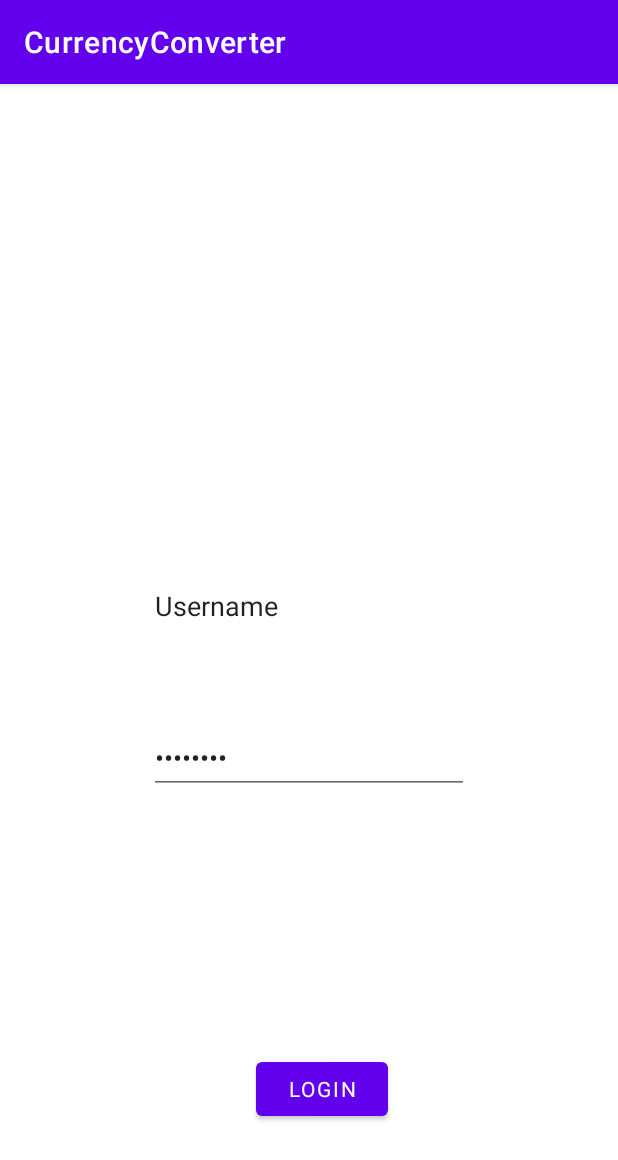
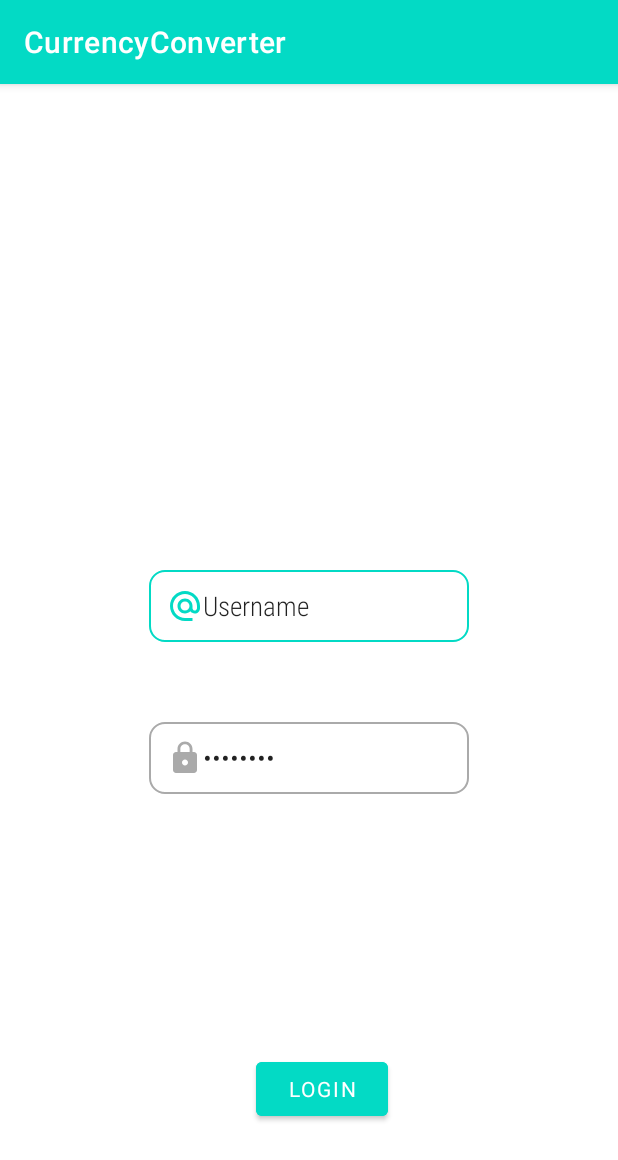
Before and after one commit to elitek7/csc498_currency_converter, an Android app: the screen it shows after launch (MainActivity), on a phone screen of 412 x 824 dp. Shown: the top 1160 px of the screen. Run offline under Robolectric (Android 15) with nearby library versions, the phone set to English and light mode, and no system bars.

Commit message:
login page done

```diff
--- a/app/src/main/java/com/edevs/currencyconverter/MainActivity.java
+++ b/app/src/main/java/com/edevs/currencyconverter/MainActivity.java
@@ -3,6 +3,7 @@ package com.edevs.currencyconverter;
 import androidx.appcompat.app.AppCompatActivity;
 
 import android.content.Intent;
+import android.graphics.drawable.ColorDrawable;
 import android.os.Bundle;
 import android.view.View;
 import android.widget.EditText;
@@ -14,6 +15,7 @@ public class MainActivity extends AppCompatActivity {
     protected void onCreate(Bundle savedInstanceState) {
         super.onCreate(savedInstanceState);
         setContentView(R.layout.activity_main);
+        getSupportActionBar().setBackgroundDrawable(new ColorDrawable(getResources().getColor(R.color.teal_200)));
 
     }
 
--- /dev/null
+++ b/app/src/main/res/drawable-v24/ic_email_focused.xml
@@ -0,0 +1,7 @@
+<vector android:height="24dp" android:tint="@color/teal_200"
+    android:viewportHeight="24" android:viewportWidth="24"
+    android:width="24dp" xmlns:android="http://schemas.android.com/apk/res/android">
+    <path
+        android:fillColor="@android:color/darker_gray"
+        android:pathData="M12,2C6.48,2 2,6.48 2,12s4.48,10 10,10h5v-2h-5c-4.34,0 -8,-3.66 -8,-8s3.66,-8 8,-8 8,3.66 8,8v1.43c0,0.79 -0.71,1.57 -1.5,1.57s-1.5,-0.78 -1.5,-1.57L17,12c0,-2.76 -2.24,-5 -5,-5s-5,2.24 -5,5 2.24,5 5,5c1.38,0 2.64,-0.56 3.54,-1.47 0.65,0.89 1.77,1.47 2.96,1.47 1.97,0 3.5,-1.6 3.5,-3.57L22,12c0,-5.52 -4.48,-10 -10,-10zM12,15c-1.66,0 -3,-1.34 -3,-3s1.34,-3 3,-3 3,1.34 3,3 -1.34,3 -3,3z"/>
+</vector>
--- /dev/null
+++ b/app/src/main/res/drawable-v24/ic_lock_focused.xml
@@ -0,0 +1,7 @@
+<vector android:height="24dp" android:tint="@color/teal_200"
+    android:viewportHeight="24" android:viewportWidth="24"
+    android:width="24dp" xmlns:android="http://schemas.android.com/apk/res/android">
+    <path
+        android:fillColor="@android:color/darker_gray"
+        android:pathData="M18,8h-1L17,6c0,-2.76 -2.24,-5 -5,-5S7,3.24 7,6v2L6,8c-1.1,0 -2,0.9 -2,2v10c0,1.1 0.9,2 2,2h12c1.1,0 2,-0.9 2,-2L20,10c0,-1.1 -0.9,-2 -2,-2zM12,17c-1.1,0 -2,-0.9 -2,-2s0.9,-2 2,-2 2,0.9 2,2 -0.9,2 -2,2zM15.1,8L8.9,8L8.9,6c0,-1.71 1.39,-3.1 3.1,-3.1 1.71,0 3.1,1.39 3.1,3.1v2z"/>
+</vector>
--- /dev/null
+++ b/app/src/main/res/drawable/custom_email_icon.xml
@@ -0,0 +1,9 @@
+<?xml version="1.0" encoding="utf-8"?>
+<selector xmlns:android="http://schemas.android.com/apk/res/android">
+    <item android:state_focused="true"
+        android:drawable="@drawable/ic_email_focused">
+    </item>
+    <item android:state_focused="false"
+        android:drawable="@drawable/ic_email">
+    </item>
+</selector>
--- a/app/src/main/res/drawable/custom_input.xml
+++ b/app/src/main/res/drawable/custom_input.xml
@@ -1,4 +1,19 @@
 <?xml version="1.0" encoding="utf-8"?>
 <selector xmlns:android="http://schemas.android.com/apk/res/android">
 
+    <item android:state_enabled="true" android:state_focused="true">
+        <shape android:shape="rectangle">
+            <solid android:color="@android:color/white"/>
+            <corners android:radius="10dp"/>
+            <stroke android:color="@color/teal_200" android:width="1dp"/>
+        </shape>
+    </item>
+
+    <item android:state_enabled="true" >
+        <shape android:shape="rectangle">
+            <solid android:color="@android:color/white"/>
+            <corners android:radius="10dp"/>
+            <stroke android:color="@android:color/darker_gray" android:width="1dp"/>
+        </shape>
+    </item>
 </selector>
--- /dev/null
+++ b/app/src/main/res/drawable/custom_lock_icon.xml
@@ -0,0 +1,9 @@
+<?xml version="1.0" encoding="utf-8"?>
+<selector xmlns:android="http://schemas.android.com/apk/res/android">
+    <item android:state_focused="true"
+        android:drawable="@drawable/ic_lock_focused">
+    </item>
+    <item android:state_focused="false"
+        android:drawable="@drawable/ic_lock">
+    </item>
+</selector>
--- /dev/null
+++ b/app/src/main/res/drawable/ic_email.xml
@@ -0,0 +1,7 @@
+<vector android:height="24dp" android:tint="@android:color/darker_gray"
+    android:viewportHeight="24" android:viewportWidth="24"
+    android:width="24dp" xmlns:android="http://schemas.android.com/apk/res/android">
+    <path
+        android:fillColor="@android:color/darker_gray"
+        android:pathData="M12,2C6.48,2 2,6.48 2,12s4.48,10 10,10h5v-2h-5c-4.34,0 -8,-3.66 -8,-8s3.66,-8 8,-8 8,3.66 8,8v1.43c0,0.79 -0.71,1.57 -1.5,1.57s-1.5,-0.78 -1.5,-1.57L17,12c0,-2.76 -2.24,-5 -5,-5s-5,2.24 -5,5 2.24,5 5,5c1.38,0 2.64,-0.56 3.54,-1.47 0.65,0.89 1.77,1.47 2.96,1.47 1.97,0 3.5,-1.6 3.5,-3.57L22,12c0,-5.52 -4.48,-10 -10,-10zM12,15c-1.66,0 -3,-1.34 -3,-3s1.34,-3 3,-3 3,1.34 3,3 -1.34,3 -3,3z"/>
+</vector>
--- /dev/null
+++ b/app/src/main/res/drawable/ic_lock.xml
@@ -0,0 +1,7 @@
+<vector android:height="24dp" android:tint="@android:color/darker_gray"
+    android:viewportHeight="24" android:viewportWidth="24"
+    android:width="24dp" xmlns:android="http://schemas.android.com/apk/res/android">
+    <path
+        android:fillColor="@android:color/darker_gray"
+        android:pathData="M18,8h-1L17,6c0,-2.76 -2.24,-5 -5,-5S7,3.24 7,6v2L6,8c-1.1,0 -2,0.9 -2,2v10c0,1.1 0.9,2 2,2h12c1.1,0 2,-0.9 2,-2L20,10c0,-1.1 -0.9,-2 -2,-2zM12,17c-1.1,0 -2,-0.9 -2,-2s0.9,-2 2,-2 2,0.9 2,2 -0.9,2 -2,2zM15.1,8L8.9,8L8.9,6c0,-1.71 1.39,-3.1 3.1,-3.1 1.71,0 3.1,1.39 3.1,3.1v2z"/>
+</vector>
--- a/app/src/main/res/layout/activity_main.xml
+++ b/app/src/main/res/layout/activity_main.xml
@@ -13,21 +13,26 @@
         android:layout_height="wrap_content"
         android:layout_marginTop="250dp"
         android:layout_marginBottom="200dp"
-        android:backgroundTint="@color/white"
+        android:background="@drawable/custom_input"
+        android:drawableStart="@drawable/custom_email_icon"
         android:ems="10"
-        android:foregroundTint="#915F5F"
+        android:fontFamily="sans-serif-condensed-light"
         android:inputType="textPersonName"
         android:minHeight="48dp"
+        android:paddingStart="12dp"
+        android:paddingEnd="12dp"
         android:text="@string/username"
         app:layout_constraintBottom_toTopOf="@+id/login"
         app:layout_constraintEnd_toEndOf="parent"
         app:layout_constraintStart_toStartOf="parent"
-        app:layout_constraintTop_toTopOf="parent" />
+        app:layout_constraintTop_toTopOf="parent"
+        app:layout_constraintVertical_bias="0.35000002" />
 
     <Button
         android:id="@+id/login"
         android:layout_width="wrap_content"
         android:layout_height="wrap_content"
+        android:backgroundTint="@color/teal_200"
         android:fontFamily="sans-serif"
         android:onClick="login"
         android:text="Login"
@@ -43,7 +48,12 @@
         android:layout_height="wrap_content"
         android:layout_marginTop="50dp"
         android:layout_marginBottom="170dp"
+        android:background="@drawable/custom_input"
+        android:paddingStart="12dp"
+        android:paddingEnd="12dp"
         android:ems="10"
+        android:drawableStart="@drawable/custom_lock_icon"
+        android:fontFamily="sans-serif-condensed-light"
         android:inputType="textPassword"
         android:minHeight="48dp"
         android:text="password"
```
